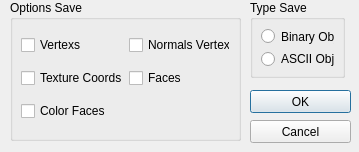
cnr-isti-vclab/meshlab, file src/meshlabplugins/meshio/ui/savemask.ui: the form before one commit.
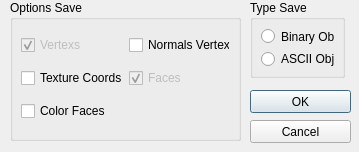
The form after the commit.

Diff of the .ui file:
```diff
--- a/src/meshlabplugins/meshio/ui/savemask.ui
+++ b/src/meshlabplugins/meshio/ui/savemask.ui
@@ -97,9 +97,15 @@
     </property>
     <item row="0" column="0" >
      <widget class="QCheckBox" name="vertexCheck" >
+      <property name="enabled" >
+       <bool>false</bool>
+      </property>
       <property name="text" >
        <string>Vertexs</string>
       </property>
+      <property name="checked" >
+       <bool>true</bool>
+      </property>
      </widget>
     </item>
     <item row="2" column="0" >
@@ -118,9 +124,15 @@
     </item>
     <item row="1" column="1" >
      <widget class="QCheckBox" name="faceCheck" >
+      <property name="enabled" >
+       <bool>false</bool>
+      </property>
       <property name="text" >
        <string>Faces</string>
       </property>
+      <property name="checked" >
+       <bool>true</bool>
+      </property>
      </widget>
     </item>
     <item row="0" column="1" >
```
